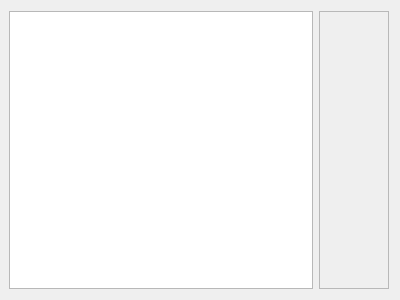
This is ui/dialog/measurementdialog.ui in 15903016222/Voice as Qt 5 draws it before an edit. The edited form follows.
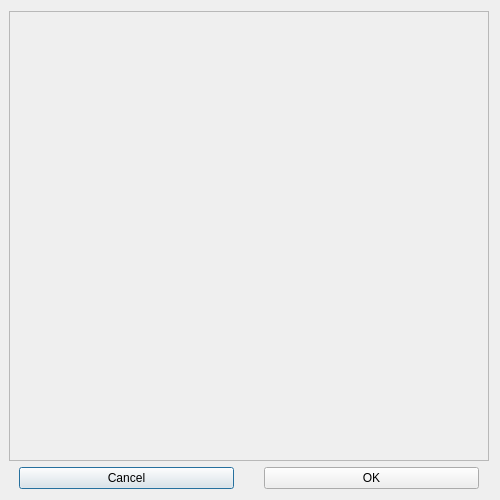
This is the edited form.

Commit message: 修改：点击按钮关闭选择对话框

Patch:
```diff
--- a/ui/dialog/measurementdialog.ui
+++ b/ui/dialog/measurementdialog.ui
@@ -6,28 +6,84 @@
    <rect>
     <x>0</x>
     <y>0</y>
-    <width>400</width>
-    <height>300</height>
+    <width>500</width>
+    <height>500</height>
    </rect>
   </property>
   <property name="windowTitle">
    <string>Dialog</string>
   </property>
-  <layout class="QGridLayout" name="gridLayout" columnstretch="7,1">
+  <layout class="QGridLayout" name="gridLayout" rowstretch="24,1" columnstretch="0">
    <property name="leftMargin">
     <number>9</number>
    </property>
+   <item row="1" column="0">
+    <widget class="QWidget" name="widget" native="true">
+     <layout class="QGridLayout" name="gridLayout_2">
+      <property name="leftMargin">
+       <number>10</number>
+      </property>
+      <property name="topMargin">
+       <number>0</number>
+      </property>
+      <property name="rightMargin">
+       <number>10</number>
+      </property>
+      <property name="bottomMargin">
+       <number>0</number>
+      </property>
+      <property name="horizontalSpacing">
+       <number>30</number>
+      </property>
    <item row="0" column="0">
-    <widget class="QListView" name="listView"/>
+       <widget class="QPushButton" name="pushButton_cancel">
+        <property name="sizePolicy">
+         <sizepolicy hsizetype="Preferred" vsizetype="Preferred">
+          <horstretch>0</horstretch>
+          <verstretch>0</verstretch>
+         </sizepolicy>
+        </property>
+        <property name="text">
+         <string>Cancel</string>
+        </property>
+       </widget>
    </item>
    <item row="0" column="1">
+       <widget class="QPushButton" name="pushButton_ok">
+        <property name="sizePolicy">
+         <sizepolicy hsizetype="Preferred" vsizetype="Preferred">
+          <horstretch>0</horstretch>
+          <verstretch>0</verstretch>
+         </sizepolicy>
+        </property>
+        <property name="text">
+         <string>OK</string>
+        </property>
+       </widget>
+      </item>
+     </layout>
+    </widget>
+   </item>
+   <item row="0" column="0">
+    <widget class="QWidget" name="widget_2" native="true">
+     <layout class="QGridLayout" name="gridLayout_3">
+      <property name="leftMargin">
+       <number>0</number>
+      </property>
+      <property name="topMargin">
+       <number>0</number>
+      </property>
+      <property name="rightMargin">
+       <number>0</number>
+      </property>
+      <property name="bottomMargin">
+       <number>0</number>
+      </property>
+      <property name="spacing">
+       <number>0</number>
+      </property>
+      <item row="0" column="0">
     <widget class="QScrollArea" name="scrollArea">
-     <property name="sizePolicy">
-      <sizepolicy hsizetype="Preferred" vsizetype="Preferred">
-       <horstretch>0</horstretch>
-       <verstretch>0</verstretch>
-      </sizepolicy>
-     </property>
      <property name="widgetResizable">
       <bool>true</bool>
      </property>
@@ -36,11 +92,14 @@
        <rect>
         <x>0</x>
         <y>0</y>
-        <width>69</width>
-        <height>280</height>
+           <width>480</width>
+           <height>451</height>
        </rect>
       </property>
      </widget>
+       </widget>
+      </item>
+     </layout>
     </widget>
    </item>
   </layout>
```
Lines whose indentation alone changed are shown as unchanged. The commit also changes 4 other files.
